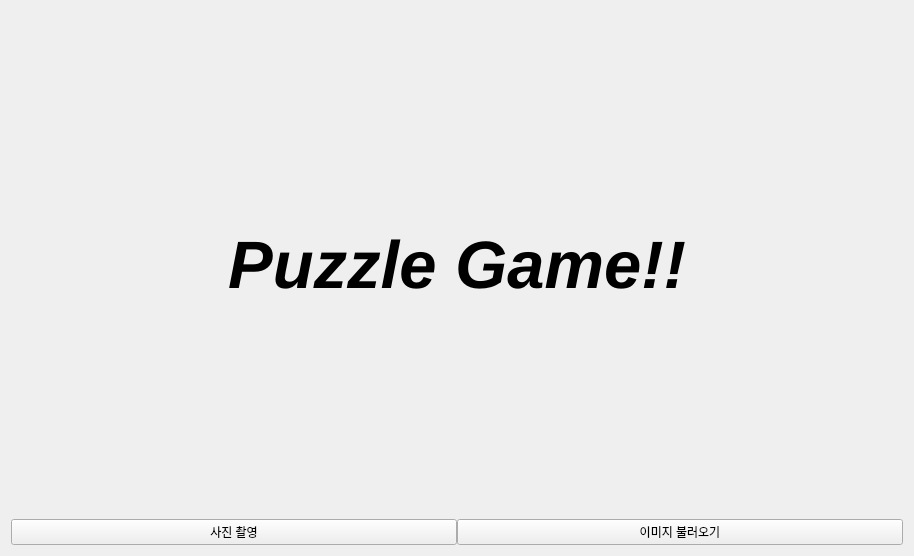
Above: puzzle/puzzle.ui from ghkdwjdxo99/Intel_7_openCV_project before the change. Below: the same form after it.
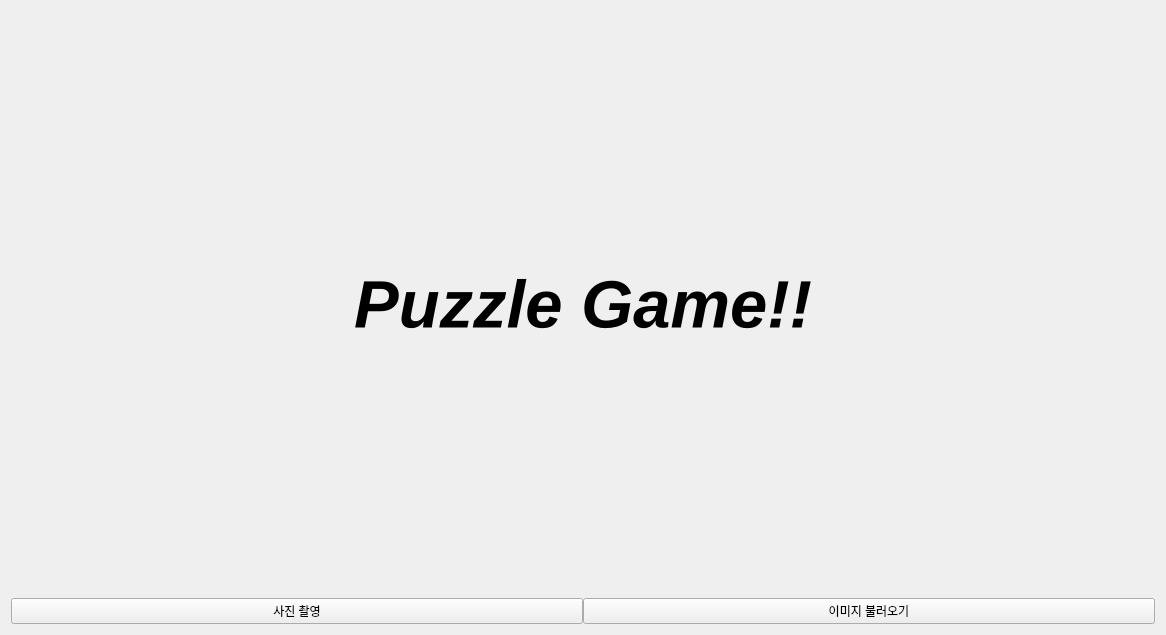
That is the form after the change.

```diff
--- a/puzzle/puzzle.ui
+++ b/puzzle/puzzle.ui
@@ -6,8 +6,8 @@
    <rect>
     <x>0</x>
     <y>0</y>
-    <width>914</width>
-    <height>556</height>
+    <width>1166</width>
+    <height>635</height>
    </rect>
   </property>
   <property name="windowTitle">
```
